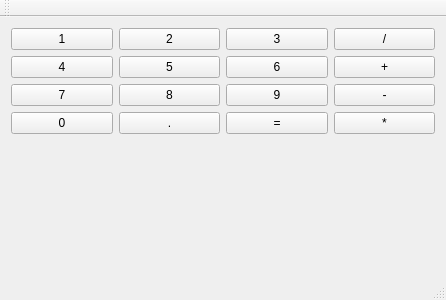
Petr5/Calculator, file mainwindow.ui: the form before one commit.
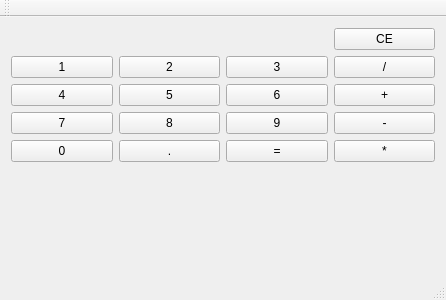
The form after the commit.

The edit to the form file:
```diff
--- a/mainwindow.ui
+++ b/mainwindow.ui
@@ -22,70 +22,98 @@
         <property name="sizeConstraint">
          <enum>QLayout::SetFixedSize</enum>
         </property>
-        <item row="0" column="1">
+        <item row="4" column="0">
+         <widget class="QPushButton" name="pushButton_zero">
+          <property name="text">
+           <string>0</string>
+          </property>
+         </widget>
+        </item>
+        <item row="4" column="2">
+         <widget class="QPushButton" name="pushButton_equal_to">
+          <property name="text">
+           <string>=</string>
+          </property>
+         </widget>
+        </item>
+        <item row="1" column="1">
          <widget class="QPushButton" name="pushButton_2">
           <property name="text">
            <string>2</string>
           </property>
          </widget>
         </item>
-        <item row="1" column="1">
+        <item row="2" column="1">
          <widget class="QPushButton" name="pushButton_5">
           <property name="text">
            <string>5</string>
           </property>
          </widget>
         </item>
-        <item row="0" column="2">
+        <item row="1" column="2">
          <widget class="QPushButton" name="pushButton_3">
           <property name="text">
            <string>3</string>
           </property>
          </widget>
         </item>
-        <item row="2" column="0">
+        <item row="3" column="0">
          <widget class="QPushButton" name="pushButton_7">
           <property name="text">
            <string>7</string>
           </property>
          </widget>
         </item>
-        <item row="2" column="1">
+        <item row="3" column="1">
          <widget class="QPushButton" name="pushButton_8">
           <property name="text">
            <string>8</string>
           </property>
          </widget>
         </item>
-        <item row="1" column="0">
+        <item row="1" column="3">
+         <widget class="QPushButton" name="pushButton_divide">
+          <property name="text">
+           <string>/</string>
+          </property>
+         </widget>
+        </item>
+        <item row="2" column="0">
          <widget class="QPushButton" name="pushButton_4">
           <property name="text">
            <string>4</string>
           </property>
          </widget>
         </item>
-        <item row="1" column="2">
+        <item row="2" column="2">
          <widget class="QPushButton" name="pushButton_6">
           <property name="text">
            <string>6</string>
           </property>
          </widget>
         </item>
-        <item row="2" column="2">
+        <item row="3" column="2">
          <widget class="QPushButton" name="pushButton_9">
           <property name="text">
            <string>9</string>
           </property>
          </widget>
         </item>
-        <item row="0" column="0">
+        <item row="1" column="0">
          <widget class="QPushButton" name="pushButton">
           <property name="text">
            <string>1</string>
           </property>
          </widget>
         </item>
-        <item row="3" column="3">
+        <item row="4" column="1">
+         <widget class="QPushButton" name="pushButton_dot">
+          <property name="text">
+           <string>.</string>
+          </property>
+         </widget>
+        </item>
+        <item row="4" column="3">
          <widget class="QPushButton" name="pushButton_cdot">
           <property name="text">
            <string>*</string>
@@ -93,44 +121,23 @@
          </widget>
         </item>
         <item row="2" column="3">
-         <widget class="QPushButton" name="pushButton_minus">
-          <property name="text">
-           <string>-</string>
-          </property>
-         </widget>
-        </item>
-        <item row="1" column="3">
          <widget class="QPushButton" name="pushButton_plus">
           <property name="text">
            <string>+</string>
           </property>
          </widget>
         </item>
-        <item row="3" column="2">
-         <widget class="QPushButton" name="pushButton_equal_to">
+        <item row="3" column="3">
+         <widget class="QPushButton" name="pushButton_minus">
           <property name="text">
-           <string>=</string>
-          </property>
-         </widget>
-        </item>
-        <item row="3" column="0">
-         <widget class="QPushButton" name="pushButton_zero">
-          <property name="text">
-           <string>0</string>
-          </property>
-         </widget>
-        </item>
-        <item row="3" column="1">
-         <widget class="QPushButton" name="pushButton_dot">
-          <property name="text">
-           <string>.</string>
+           <string>-</string>
           </property>
          </widget>
         </item>
         <item row="0" column="3">
-         <widget class="QPushButton" name="pushButton_divide">
+         <widget class="QPushButton" name="pushButton_CE">
           <property name="text">
-           <string>/</string>
+           <string>CE</string>
           </property>
          </widget>
         </item>
@@ -140,6 +147,9 @@
     </item>
     <item>
      <widget class="QLabel" name="label">
+      <property name="enabled">
+       <bool>true</bool>
+      </property>
       <property name="text">
        <string/>
       </property>
```
